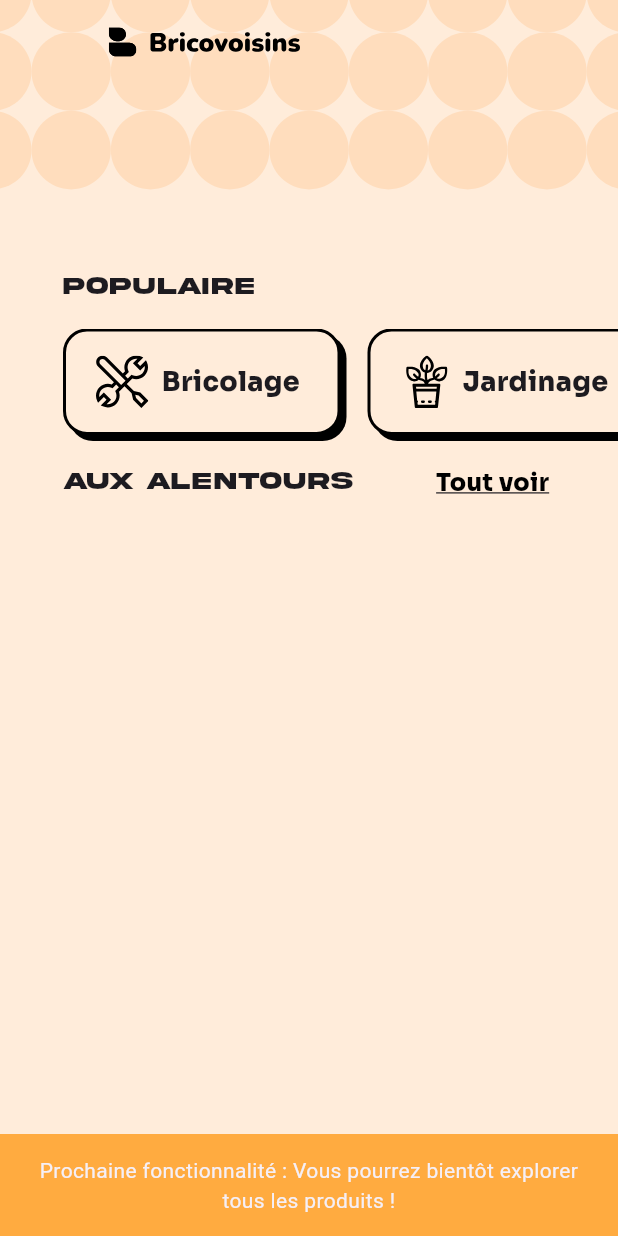
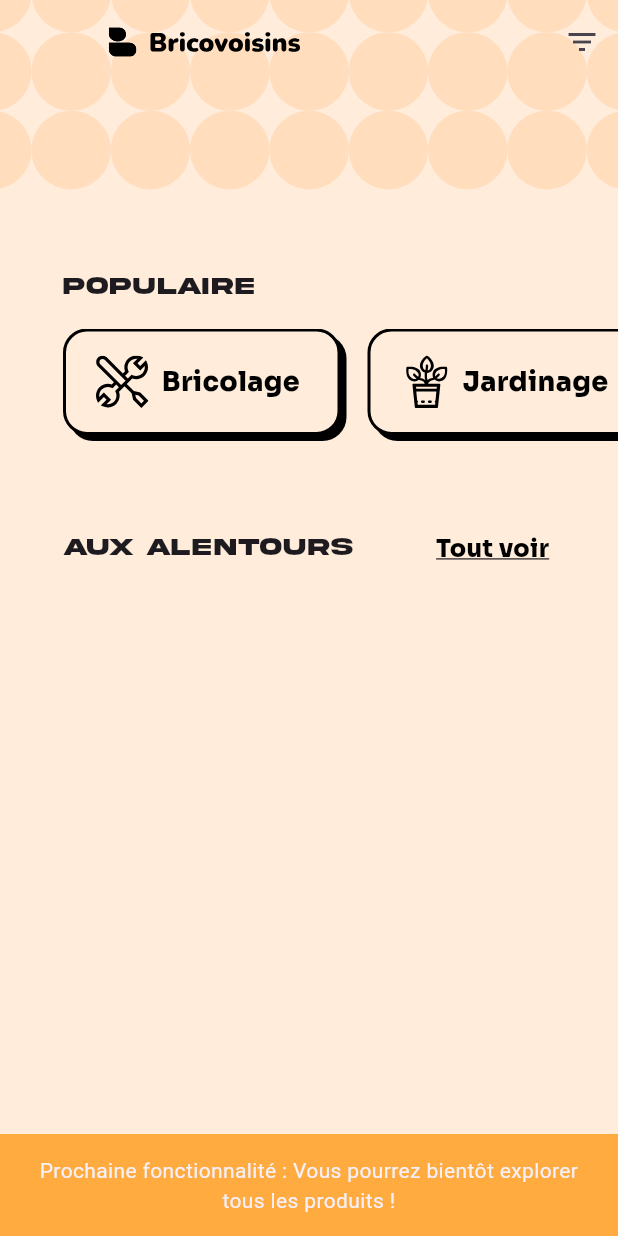
Before and after one commit to Brico-Voisin/BV-Frontend, a Flutter app: the Home screen opened directly, after a tap on "Tout voir", on a phone screen of 412 x 824 dp. Run offline on Flutter 3.47's test engine with Material 3 defaults, Android fonts, the phone set to English and light mode, and no system bars; our stand-ins replace carousel_slider, flutter_dotenv, flutter_svg, supabase_flutter; accounts and stored records are empty.

Commit message:
feat: :sparkles: Implement theme filtering and modify product display
- Added functionality to filter products by theme (e.g., Bricolage, Jardinage, etc.). - Implemented toggle feature to select/deselect themes and update the displayed products accordingly. - Removed "See All" button and related functionality for product display. - Added a simple dialog to select product themes. - Refined product list display and improved UI design for better user interaction.

```diff
--- a/lib/model/product.dart
+++ b/lib/model/product.dart
@@ -24,8 +24,9 @@ class Product {
   });
 
   factory Product.fromJson(Map<String, dynamic> json) {
+    // Conversion des champs JSON en List<String> pour imageProduct et theme
     var images = List<String>.from(json['image_product'] ?? []);
-    var theme = List<String>.from(json['theme'] ?? []);
+    var theme = List<String>.from(json['theme_product'] ?? []);
     return Product(
       idProduct: json['id_product'],
       nameProduct: json['name_product'],
@@ -50,7 +51,7 @@ class Product {
       'created_at': createdAt.toIso8601String(),
       'updated_at': updatedAt.toIso8601String(),
       'image_product': imageProduct,
-      'theme': theme,
+      'theme_product': theme,
       'userId': userId,
     };
   }
--- a/lib/provider/product_provider.dart
+++ b/lib/provider/product_provider.dart
@@ -4,49 +4,59 @@ import 'package:supabase_flutter/supabase_flutter.dart';
 
 class ProductProvider with ChangeNotifier {
   List<Product> _products = [];
+  List<Product> _filteredProducts = [];
   bool _isLoading = false;
   String _error = '';
 
-  List<Product> get products => _products;
+  List<Product> get products =>
+      _filteredProducts.isEmpty ? _products : _filteredProducts;
   bool get isLoading => _isLoading;
   String get error => _error;
 
   final SupabaseClient _supabaseClient = Supabase.instance.client;
 
+  // Récupérer tous les produits depuis la base de données
   Future<void> fetchProducts() async {
-    _isLoading = true;
-    _error = '';
-    notifyListeners();
+    _setLoading(true);
+    _resetError();
 
     try {
       final response = await _supabaseClient.from('products').select();
 
-      _products =
-          (response as List).map((item) => Product.fromJson(item)).toList();
+      if (response != null && response is List) {
+        _products = response.map((item) => Product.fromJson(item)).toList();
+        _filteredProducts = _products; // Au départ, on montre tous les produits
+      } else {
+        throw 'Aucun produit trouvé';
+      }
     } catch (e) {
-      _error = e.toString();
+      _setError(e.toString());
     } finally {
-      _isLoading = false;
-      notifyListeners();
+      _setLoading(false);
     }
   }
 
-  Future<void> fetchProductsByUser(String userId) async {
-    _isLoading = true;
+  // Filtrer les produits par thème
+  void setFilterByTheme(String theme) {
+    _filteredProducts = _products.where((product) {
+      return product.theme.contains(theme); // Filtrer si le thème correspond
+    }).toList();
+    notifyListeners();
+  }
+
+  // Méthodes auxiliaires pour gérer l'état
+  void _setLoading(bool isLoading) {
+    _isLoading = isLoading;
+    notifyListeners();
+  }
+
+  void _resetError() {
     _error = '';
     notifyListeners();
+  }
 
-    try {
-      final response =
-          await _supabaseClient.from('products').select().eq('userId', userId);
-
-      _products =
-          (response as List).map((item) => Product.fromJson(item)).toList();
-    } catch (e) {
-      _error = e.toString();
-    } finally {
-      _isLoading = false;
-      notifyListeners();
-    }
+  void _setError(String error) {
+    _error = error;
+    notifyListeners();
   }
 }
--- a/lib/screen/Home.dart
+++ b/lib/screen/Home.dart
@@ -14,6 +14,8 @@ class Home extends StatefulWidget {
 }
 
 class _HomeState extends State<Home> {
+  String selectedTheme = '';
+
   @override
   void initState() {
     super.initState();
@@ -31,6 +33,18 @@ class _HomeState extends State<Home> {
         duration: const Duration(seconds: 3),
       ),
     );
+  }
+
+  void _toggleTheme(String theme) {
+    setState(() {
+      if (selectedTheme == theme) {
+        selectedTheme = '';
+      } else {
+        selectedTheme = theme;
+      }
+    });
+
+    context.read<ProductProvider>().setFilterByTheme(selectedTheme);
   }
 
   @override
@@ -84,6 +98,61 @@ class _HomeState extends State<Home> {
                 ],
               ),
               leading: Container(),
+              actions: [
+                IconButton(
+                  icon: Icon(Icons.filter_list),
+                  onPressed: () {
+                    showDialog(
+                      context: context,
+                      builder: (context) {
+                        return AlertDialog(
+                          title: Text('Filtrer par thème'),
+                          content: Column(
+                            mainAxisSize: MainAxisSize.min,
+                            children: [
+                              ListTile(
+                                title: Text('Retirez les filtres'),
+                                onTap: () {
+                                  _toggleTheme('');
+                                  Navigator.of(context).pop();
+                                },
+                              ),
+                              ListTile(
+                                title: Text('Jardinage'),
+                                onTap: () {
+                                  _toggleTheme('Jardinage');
+                                  Navigator.of(context).pop();
+                                },
+                              ),
+                              ListTile(
+                                title: Text('Menuiserie'),
+                                onTap: () {
+                                  _toggleTheme('Menuiserie');
+                                  Navigator.of(context).pop();
+                                },
+                              ),
+                              ListTile(
+                                title: Text('Peinture'),
+                                onTap: () {
+                                  _toggleTheme('Peinture');
+                                  Navigator.of(context).pop();
+                                },
+                              ),
+                              ListTile(
+                                title: Text('Bricolage'),
+                                onTap: () {
+                                  _toggleTheme('Bricolage');
+                                  Navigator.of(context).pop();
+                                },
+                              ),
+                            ],
+                          ),
+                        );
+                      },
+                    );
+                  },
+                ),
+              ],
             ),
           ],
         ),
@@ -117,16 +186,21 @@ class _HomeState extends State<Home> {
                 itemCount: popularItems.length,
                 itemBuilder: (context, index) {
                   final item = popularItems[index];
+                  bool isSelected = item['label'] == selectedTheme;
                   return Padding(
                     padding: const EdgeInsets.only(right: 18, bottom: 4),
+                    child: GestureDetector(
+                      onTap: () {
+                        _toggleTheme(item['label']!);
+                      },
                       child: Container(
-                      // Pas de largeur fixe ici, laissez le container s'adapter au contenu
-                      constraints: BoxConstraints(
-                          maxWidth: 185), // Si vous voulez une largeur maximale
+                        constraints: BoxConstraints(maxWidth: 185),
                         height: 60,
                         decoration: BoxDecoration(
                           borderRadius: BorderRadius.circular(16),
-                        color: const Color(0xFFFFECDA),
+                          color: isSelected
+                              ? Colors.orange
+                              : const Color(0xFFFFECDA),
                           border: Border.all(
                             color: Colors.black,
                             width: 2,
@@ -142,32 +216,30 @@ class _HomeState extends State<Home> {
                         child: Padding(
                           padding: const EdgeInsets.symmetric(horizontal: 20),
                           child: Row(
-                          mainAxisSize: MainAxisSize
-                              .min, // Réduit la largeur à la taille du contenu
+                            mainAxisSize: MainAxisSize.min,
                             crossAxisAlignment: CrossAxisAlignment.center,
                             children: [
                               SvgPicture.asset(
                                 item['svg']!,
                                 width: 35,
                                 height: 35,
-                              fit: BoxFit
-                                  .contain, // La taille du SVG sera contenue
+                                fit: BoxFit.contain,
                               ),
                               const SizedBox(width: 4),
                               Expanded(
                                 child: Text(
                                   item['label']!,
-                                style: const TextStyle(
+                                  style: TextStyle(
                                     fontSize: 18,
                                     fontWeight: FontWeight.w900,
                                     fontFamily: 'Sora',
+                                    color: isSelected
+                                        ? Colors.black
+                                        : Colors.black,
                                   ),
-                                overflow: TextOverflow
-                                    .ellipsis, // Affiche "..." pour le texte trop long
-                                maxLines:
-                                    1, // Empêche le texte de s'étendre sur plusieurs lignes
-                                softWrap:
-                                    false, // Ne permet pas de retour à la ligne
+                                  overflow: TextOverflow.ellipsis,
+                                  maxLines: 1,
+                                  softWrap: false,
                                   textAlign: TextAlign.center,
                                 ),
                               ),
@@ -175,11 +247,12 @@ class _HomeState extends State<Home> {
                           ),
                         ),
                       ),
+                    ),
                   );
                 },
               ),
             ),
-            const SizedBox(height: 16),
+            const SizedBox(height: 60),
             Padding(
               padding: const EdgeInsets.only(left: 0, right: 46),
               child: Row(
@@ -241,17 +314,10 @@ class _HomeState extends State<Home> {
                                   ),
                                 ],
                               ),
-                              child: const Center(
-                                child: Text(
-                                  'Voir plus',
-                                  style: TextStyle(
-                                    fontSize: 18,
-                                    fontWeight: FontWeight.bold,
-                                    decoration: TextDecoration.underline,
+                              child: const Icon(
+                                Icons.add,
+                                size: 40,
                                 color: Colors.black,
-                                    fontFamily: 'Sora',
-                                  ),
-                                ),
                               ),
                             ),
                           ],
@@ -261,7 +327,7 @@ class _HomeState extends State<Home> {
                   }
                   final product = products[index];
                   return Padding(
-                    padding: const EdgeInsets.only(right: 42),
+                    padding: const EdgeInsets.only(right: 16),
                     child: Column(
                       crossAxisAlignment: CrossAxisAlignment.start,
                       children: [
```
Lines whose indentation alone changed are shown as unchanged.
